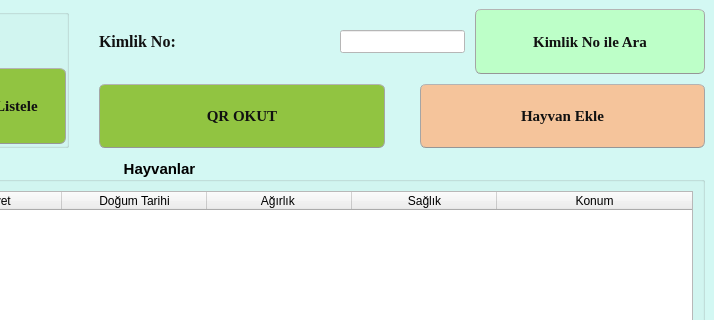
Above: AnaSayfa.ui from subhanakbenli/ciftlik-takip-programi before the change; both pictures show x 395 to 1109 and y 0 to 320 of the 1109 by 605 pixel window. Below: the same form after it.
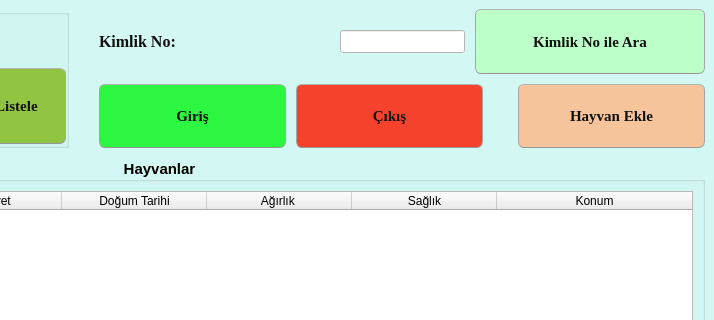
That is the form after the change.

What changed in the file:
```diff
--- a/AnaSayfa.ui
+++ b/AnaSayfa.ui
@@ -833,10 +833,40 @@
                </font>
               </property>
               <property name="styleSheet">
-               <string notr="true">background-color:rgb(145, 196, 65)</string>
+               <string notr="true">background-color:rgb(45, 246, 65)</string>
               </property>
               <property name="text">
-               <string>QR OKUT</string>
+               <string>Giriş</string>
+              </property>
+             </widget>
+            </item>
+            <item>
+             <widget class="QPushButton" name="QrOkut_cikis">
+              <property name="sizePolicy">
+               <sizepolicy hsizetype="Minimum" vsizetype="Expanding">
+                <horstretch>0</horstretch>
+                <verstretch>0</verstretch>
+               </sizepolicy>
+              </property>
+              <property name="minimumSize">
+               <size>
+                <width>100</width>
+                <height>0</height>
+               </size>
+              </property>
+              <property name="font">
+               <font>
+                <family>Times New Roman</family>
+                <pointsize>11</pointsize>
+                <weight>75</weight>
+                <bold>true</bold>
+               </font>
+              </property>
+              <property name="styleSheet">
+               <string notr="true">background-color:rgb(245, 66, 45)</string>
+              </property>
+              <property name="text">
+               <string>Çıkış</string>
               </property>
              </widget>
             </item>
```
Left out of the diff: 2 changed lines with no effect on the pictures.
